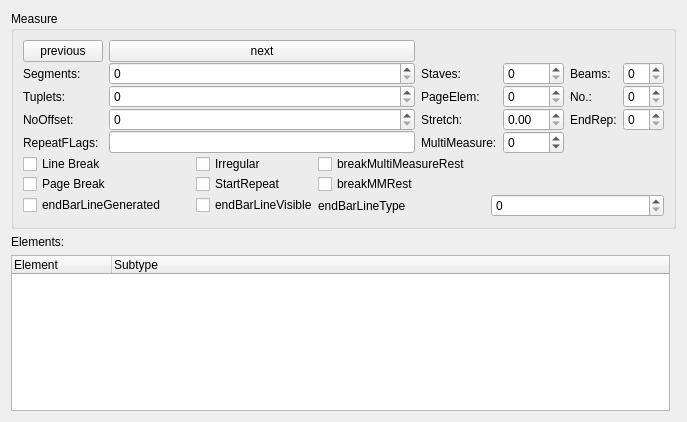
First picture: the form in mscore/mscore/measure.ui, repository musescore/musescore-old, before the edit.
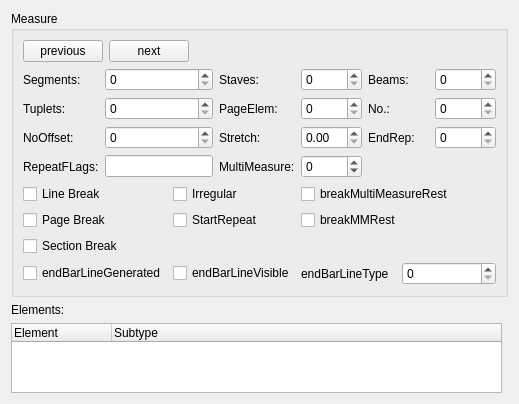
Second picture: the form after the edit.

What changed in the file:
```diff
--- a/mscore/mscore/measure.ui
+++ b/mscore/mscore/measure.ui
@@ -6,14 +6,35 @@
    <rect>
     <x>0</x>
     <y>0</y>
-    <width>687</width>
-    <height>422</height>
+    <width>519</width>
+    <height>376</height>
    </rect>
   </property>
   <property name="windowTitle">
    <string>Form</string>
   </property>
   <layout class="QGridLayout">
+   <item row="1" column="0">
+    <widget class="QLabel" name="label_11">
+     <property name="text">
+      <string notr="true">Elements:</string>
+     </property>
+    </widget>
+   </item>
+   <item row="2" column="0">
+    <widget class="QTreeWidget" name="sel">
+     <column>
+      <property name="text">
+       <string notr="true">Element</string>
+      </property>
+     </column>
+     <column>
+      <property name="text">
+       <string notr="true">Subtype</string>
+      </property>
+     </column>
+    </widget>
+   </item>
    <item row="0" column="0" colspan="2">
     <widget class="QGroupBox" name="MeasureBase_2">
      <property name="title">
@@ -22,17 +43,207 @@
      <property name="flat">
       <bool>true</bool>
      </property>
-     <layout class="QGridLayout">
-      <property name="horizontalSpacing">
-       <number>6</number>
-      </property>
-      <property name="verticalSpacing">
-       <number>0</number>
-      </property>
-      <property name="margin">
-       <number>9</number>
-      </property>
-      <item row="5" column="0" colspan="6">
+     <layout class="QVBoxLayout" name="verticalLayout">
+      <item>
+       <layout class="QHBoxLayout" name="horizontalLayout">
+        <item>
+         <widget class="QPushButton" name="prevButton">
+          <property name="toolTip">
+           <string notr="true"/>
+          </property>
+          <property name="text">
+           <string notr="true">previous</string>
+          </property>
+         </widget>
+        </item>
+        <item>
+         <widget class="QPushButton" name="nextButton">
+          <property name="text">
+           <string notr="true">next</string>
+          </property>
+         </widget>
+        </item>
+        <item>
+         <spacer name="horizontalSpacer">
+          <property name="orientation">
+           <enum>Qt::Horizontal</enum>
+          </property>
+          <property name="sizeHint" stdset="0">
+           <size>
+            <width>40</width>
+            <height>20</height>
+           </size>
+          </property>
+         </spacer>
+        </item>
+       </layout>
+      </item>
+      <item>
+       <layout class="QGridLayout" name="gridLayout_2">
+        <item row="0" column="0">
+         <widget class="QLabel" name="label">
+          <property name="text">
+           <string notr="true">Segments:</string>
+          </property>
+          <property name="textFormat">
+           <enum>Qt::PlainText</enum>
+          </property>
+         </widget>
+        </item>
+        <item row="0" column="1">
+         <widget class="QSpinBox" name="segments">
+          <property name="sizePolicy">
+           <sizepolicy hsizetype="Preferred" vsizetype="Fixed">
+            <horstretch>0</horstretch>
+            <verstretch>0</verstretch>
+           </sizepolicy>
+          </property>
+         </widget>
+        </item>
+        <item row="0" column="2">
+         <widget class="QLabel" name="label_4">
+          <property name="text">
+           <string notr="true">Staves:</string>
+          </property>
+          <property name="textFormat">
+           <enum>Qt::PlainText</enum>
+          </property>
+         </widget>
+        </item>
+        <item row="0" column="3">
+         <widget class="QSpinBox" name="staves"/>
+        </item>
+        <item row="0" column="4">
+         <widget class="QLabel" name="label_7">
+          <property name="text">
+           <string notr="true">Beams:</string>
+          </property>
+          <property name="textFormat">
+           <enum>Qt::PlainText</enum>
+          </property>
+         </widget>
+        </item>
+        <item row="0" column="5">
+         <widget class="QSpinBox" name="beams"/>
+        </item>
+        <item row="1" column="0">
+         <widget class="QLabel" name="label_2">
+          <property name="text">
+           <string notr="true">Tuplets:</string>
+          </property>
+          <property name="textFormat">
+           <enum>Qt::PlainText</enum>
+          </property>
+         </widget>
+        </item>
+        <item row="1" column="1">
+         <widget class="QSpinBox" name="tuplets"/>
+        </item>
+        <item row="1" column="2">
+         <widget class="QLabel" name="label_5">
+          <property name="text">
+           <string notr="true">PageElem:</string>
+          </property>
+          <property name="textFormat">
+           <enum>Qt::PlainText</enum>
+          </property>
+         </widget>
+        </item>
+        <item row="1" column="3">
+         <widget class="QSpinBox" name="pageElements"/>
+        </item>
+        <item row="1" column="4">
+         <widget class="QLabel" name="label_8">
+          <property name="text">
+           <string notr="true">No.:</string>
+          </property>
+          <property name="textFormat">
+           <enum>Qt::PlainText</enum>
+          </property>
+         </widget>
+        </item>
+        <item row="1" column="5">
+         <widget class="QSpinBox" name="measureNo"/>
+        </item>
+        <item row="2" column="0">
+         <widget class="QLabel" name="label_3">
+          <property name="text">
+           <string notr="true">NoOffset:</string>
+          </property>
+          <property name="textFormat">
+           <enum>Qt::PlainText</enum>
+          </property>
+         </widget>
+        </item>
+        <item row="2" column="1">
+         <widget class="QSpinBox" name="noOffset"/>
+        </item>
+        <item row="2" column="2">
+         <widget class="QLabel" name="label_6">
+          <property name="text">
+           <string notr="true">Stretch:</string>
+          </property>
+          <property name="textFormat">
+           <enum>Qt::PlainText</enum>
+          </property>
+         </widget>
+        </item>
+        <item row="2" column="3">
+         <widget class="QDoubleSpinBox" name="stretch"/>
+        </item>
+        <item row="2" column="4">
+         <widget class="QLabel" name="label_9">
+          <property name="text">
+           <string notr="true">EndRep:</string>
+          </property>
+         </widget>
+        </item>
+        <item row="2" column="5">
+         <widget class="QSpinBox" name="endRepeat"/>
+        </item>
+        <item row="3" column="0">
+         <widget class="QLabel" name="label_13">
+          <property name="text">
+           <string notr="true">RepeatFLags:</string>
+          </property>
+         </widget>
+        </item>
+        <item row="3" column="1">
+         <widget class="QLineEdit" name="repeatFlags">
+          <property name="sizePolicy">
+           <sizepolicy hsizetype="Preferred" vsizetype="Fixed">
+            <horstretch>0</horstretch>
+            <verstretch>0</verstretch>
+           </sizepolicy>
+          </property>
+          <property name="readOnly">
+           <bool>true</bool>
+          </property>
+         </widget>
+        </item>
+        <item row="3" column="2">
+         <widget class="QLabel" name="label_12">
+          <property name="toolTip">
+           <string notr="true"/>
+          </property>
+          <property name="text">
+           <string notr="true">MultiMeasure:</string>
+          </property>
+         </widget>
+        </item>
+        <item row="3" column="3">
+         <widget class="QSpinBox" name="multiMeasure">
+          <property name="minimum">
+           <number>-2</number>
+          </property>
+          <property name="maximum">
+           <number>99999</number>
+          </property>
+         </widget>
+        </item>
+       </layout>
+      </item>
+      <item>
        <layout class="QGridLayout" name="gridLayout">
         <property name="margin">
          <number>0</number>
@@ -91,228 +302,42 @@
           </property>
          </widget>
         </item>
-        <item row="2" column="0">
+        <item row="3" column="0">
          <widget class="QCheckBox" name="endBarLineGenerated">
           <property name="text">
            <string notr="true">endBarLineGenerated</string>
           </property>
          </widget>
         </item>
-        <item row="2" column="1">
+        <item row="3" column="1">
          <widget class="QCheckBox" name="endBarLineVisible">
           <property name="text">
            <string notr="true">endBarLineVisible</string>
           </property>
          </widget>
         </item>
-        <item row="2" column="2">
+        <item row="3" column="2">
          <widget class="QLabel" name="label_10">
           <property name="text">
            <string notr="true">endBarLineType</string>
           </property>
          </widget>
         </item>
-        <item row="2" column="3">
+        <item row="3" column="3">
          <widget class="QSpinBox" name="endBarLineType"/>
         </item>
+        <item row="2" column="0">
+         <widget class="QCheckBox" name="sectionBreak">
+          <property name="text">
+           <string>Section Break</string>
+          </property>
+         </widget>
+        </item>
        </layout>
       </item>
-      <item row="2" column="5">
-       <widget class="QSpinBox" name="measureNo"/>
-      </item>
-      <item row="2" column="4">
-       <widget class="QLabel" name="label_8">
-        <property name="text">
-         <string notr="true">No.:</string>
-        </property>
-        <property name="textFormat">
-         <enum>Qt::PlainText</enum>
-        </property>
-       </widget>
-      </item>
-      <item row="1" column="4">
-       <widget class="QLabel" name="label_7">
-        <property name="text">
-         <string notr="true">Beams:</string>
-        </property>
-        <property name="textFormat">
-         <enum>Qt::PlainText</enum>
-        </property>
-       </widget>
-      </item>
-      <item row="1" column="5">
-       <widget class="QSpinBox" name="beams"/>
-      </item>
-      <item row="3" column="3">
-       <widget class="QDoubleSpinBox" name="stretch"/>
-      </item>
-      <item row="2" column="3">
-       <widget class="QSpinBox" name="pageElements"/>
-      </item>
-      <item row="3" column="2">
-       <widget class="QLabel" name="label_6">
-        <property name="text">
-         <string notr="true">Stretch:</string>
-        </property>
-        <property name="textFormat">
-         <enum>Qt::PlainText</enum>
-        </property>
-       </widget>
-      </item>
-      <item row="1" column="3">
-       <widget class="QSpinBox" name="staves"/>
-      </item>
-      <item row="2" column="2">
-       <widget class="QLabel" name="label_5">
-        <property name="text">
-         <string notr="true">PageElem:</string>
-        </property>
-        <property name="textFormat">
-         <enum>Qt::PlainText</enum>
-        </property>
-       </widget>
-      </item>
-      <item row="1" column="2">
-       <widget class="QLabel" name="label_4">
-        <property name="text">
-         <string notr="true">Staves:</string>
-        </property>
-        <property name="textFormat">
-         <enum>Qt::PlainText</enum>
-        </property>
-       </widget>
-      </item>
-      <item row="3" column="1">
-       <widget class="QSpinBox" name="noOffset"/>
-      </item>
-      <item row="2" column="1">
-       <widget class="QSpinBox" name="tuplets"/>
-      </item>
-      <item row="3" column="0">
-       <widget class="QLabel" name="label_3">
-        <property name="text">
-         <string notr="true">NoOffset:</string>
-        </property>
-        <property name="textFormat">
-         <enum>Qt::PlainText</enum>
-        </property>
-       </widget>
-      </item>
-      <item row="2" column="0">
-       <widget class="QLabel" name="label_2">
-        <property name="text">
-         <string notr="true">Tuplets:</string>
-        </property>
-        <property name="textFormat">
-         <enum>Qt::PlainText</enum>
-        </property>
-       </widget>
-      </item>
-      <item row="1" column="1">
-       <widget class="QSpinBox" name="segments">
-        <property name="sizePolicy">
-         <sizepolicy hsizetype="Preferred" vsizetype="Fixed">
-          <horstretch>0</horstretch>
-          <verstretch>0</verstretch>
-         </sizepolicy>
-        </property>
-       </widget>
-      </item>
-      <item row="1" column="0">
-       <widget class="QLabel" name="label">
-        <property name="text">
-         <string notr="true">Segments:</string>
-        </property>
-        <property name="textFormat">
-         <enum>Qt::PlainText</enum>
-        </property>
-       </widget>
-      </item>
-      <item row="3" column="5">
-       <widget class="QSpinBox" name="endRepeat"/>
-      </item>
-      <item row="3" column="4">
-       <widget class="QLabel" name="label_9">
-        <property name="text">
-         <string notr="true">EndRep:</string>
-        </property>
-       </widget>
-      </item>
-      <item row="4" column="1">
-       <widget class="QLineEdit" name="repeatFlags">
-        <property name="readOnly">
-         <bool>true</bool>
-        </property>
-       </widget>
-      </item>
-      <item row="4" column="0">
-       <widget class="QLabel" name="label_13">
-        <property name="text">
-         <string notr="true">RepeatFLags:</string>
-        </property>
-       </widget>
-      </item>
-      <item row="0" column="0">
-       <widget class="QPushButton" name="prevButton">
-        <property name="toolTip">
-         <string notr="true"/>
-        </property>
-        <property name="text">
-         <string notr="true">previous</string>
-        </property>
-       </widget>
-      </item>
-      <item row="0" column="1">
-       <widget class="QPushButton" name="nextButton">
-        <property name="text">
-         <string notr="true">next</string>
-        </property>
-       </widget>
-      </item>
-      <item row="4" column="3">
-       <widget class="QSpinBox" name="multiMeasure">
-        <property name="minimum">
-         <number>-2</number>
-        </property>
-        <property name="maximum">
-         <number>99999</number>
-        </property>
-       </widget>
-      </item>
-      <item row="4" column="2">
-       <widget class="QLabel" name="label_12">
-        <property name="toolTip">
-         <string notr="true"/>
-        </property>
-        <property name="text">
-         <string notr="true">MultiMeasure:</string>
-        </property>
-       </widget>
-      </item>
      </layout>
     </widget>
    </item>
-   <item row="1" column="0">
-    <widget class="QLabel" name="label_11">
-     <property name="text">
-      <string notr="true">Elements:</string>
-     </property>
-    </widget>
-   </item>
-   <item row="2" column="0">
-    <widget class="QTreeWidget" name="sel">
-     <column>
-      <property name="text">
-       <string notr="true">Element</string>
-      </property>
-     </column>
-     <column>
-      <property name="text">
-       <string notr="true">Subtype</string>
-      </property>
-     </column>
-    </widget>
-   </item>
   </layout>
  </widget>
  <resources/>
```
